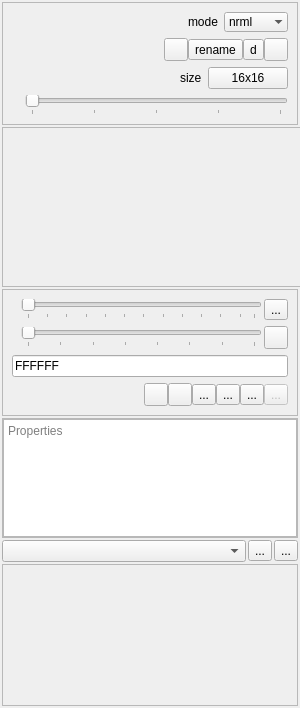
Before: the Qt Designer form src/parttoolswidget.ui in eigenbom/MQ-Sprite, drawn with Qt 5.
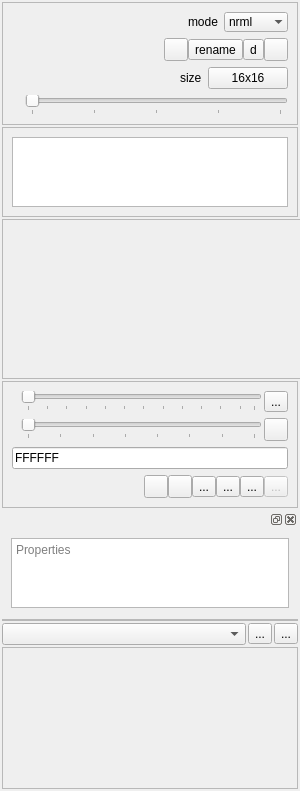
After: the same form once the commit is applied. Icons and pictures are not drawn. Custom widgets are drawn as their Qt base class.

Diff of the .ui file:
```diff
--- a/src/parttoolswidget.ui
+++ b/src/parttoolswidget.ui
@@ -290,6 +290,31 @@
      </layout>
     </widget>
    </item>
+   <item>
+    <widget class="QFrame" name="frame_3">
+     <property name="frameShape">
+      <enum>QFrame::StyledPanel</enum>
+     </property>
+     <property name="frameShadow">
+      <enum>QFrame::Raised</enum>
+     </property>
+     <layout class="QVBoxLayout" name="verticalLayout_7">
+      <item>
+       <widget class="QListWidget" name="listWidget">
+        <property name="dragDropMode">
+         <enum>QAbstractItemView::NoDragDrop</enum>
+        </property>
+        <property name="viewMode">
+         <enum>QListView::ListMode</enum>
+        </property>
+        <property name="uniformItemSizes">
+         <bool>false</bool>
+        </property>
+       </widget>
+      </item>
+     </layout>
+    </widget>
+   </item>
    <item>
     <widget class="AnimatorWidget" name="animatorWidget">
      <property name="minimumSize">
@@ -574,6 +599,21 @@
      </layout>
     </widget>
    </item>
+   <item>
+    <widget class="QDockWidget" name="dockWidget">
+     <widget class="QWidget" name="dockWidgetContents">
+      <layout class="QVBoxLayout" name="verticalLayout_6">
+       <item>
+        <widget class="QPlainTextEdit" name="textEditProperties">
+         <property name="placeholderText">
+          <string>Properties</string>
+         </property>
+        </widget>
+       </item>
+      </layout>
+     </widget>
+    </widget>
+   </item>
    <item>
     <widget class="QFrame" name="frame_2">
      <property name="frameShape">
@@ -595,13 +635,6 @@
       <property name="bottomMargin">
        <number>0</number>
       </property>
-      <item>
-       <widget class="QPlainTextEdit" name="textEditProperties">
-        <property name="placeholderText">
-         <string>Properties</string>
-        </property>
-       </widget>
-      </item>
      </layout>
     </widget>
    </item>
```
